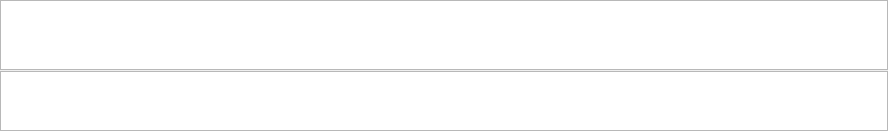
The window that Kad_QT/Kad_QT/qtui_commanddockable.ui (CBE7F1F65/b63ea6f6f9110311ba98a677c0e70afd) describes before a commit, drawn with Qt 5.
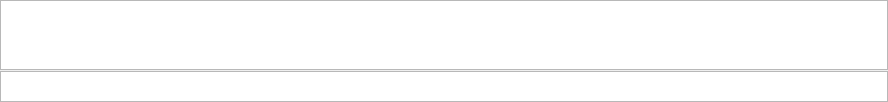
The same window after the commit. Custom widgets are drawn as their Qt base class.

Diff of the .ui file:
```diff
--- a/Kad_QT/Kad_QT/qtui_commanddockable.ui
+++ b/Kad_QT/Kad_QT/qtui_commanddockable.ui
@@ -7,7 +7,7 @@
     <x>0</x>
     <y>0</y>
     <width>888</width>
-    <height>131</height>
+    <height>102</height>
    </rect>
   </property>
   <property name="sizePolicy">
```
Left out of the diff: 3 changed lines with no effect on the pictures.
